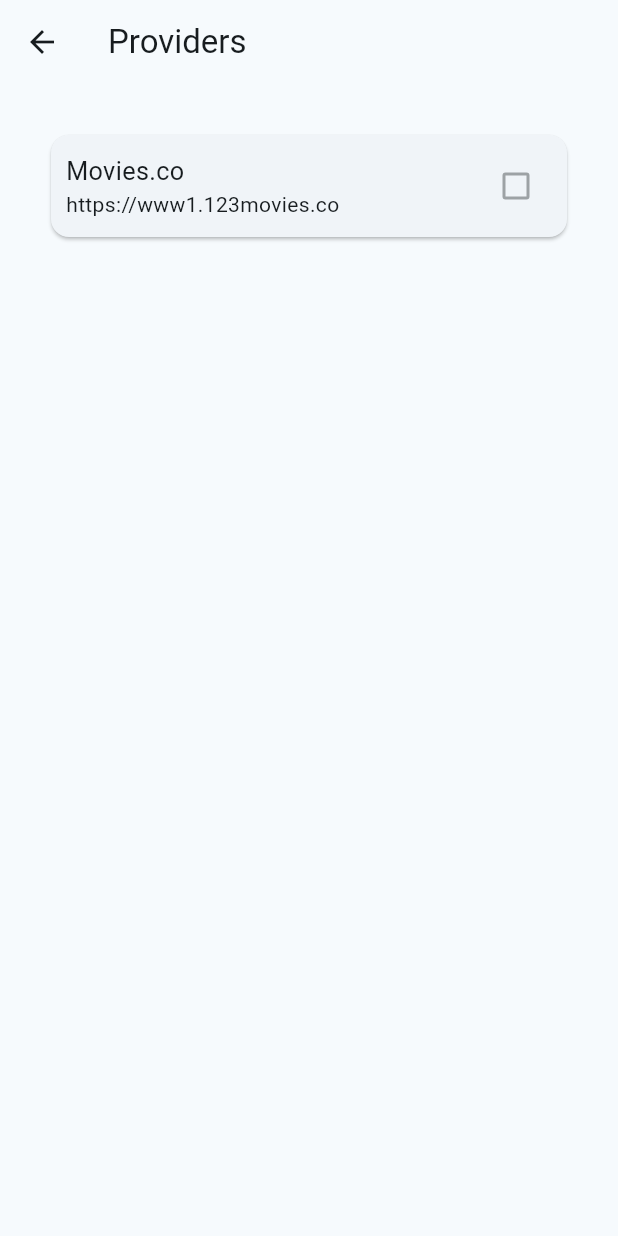
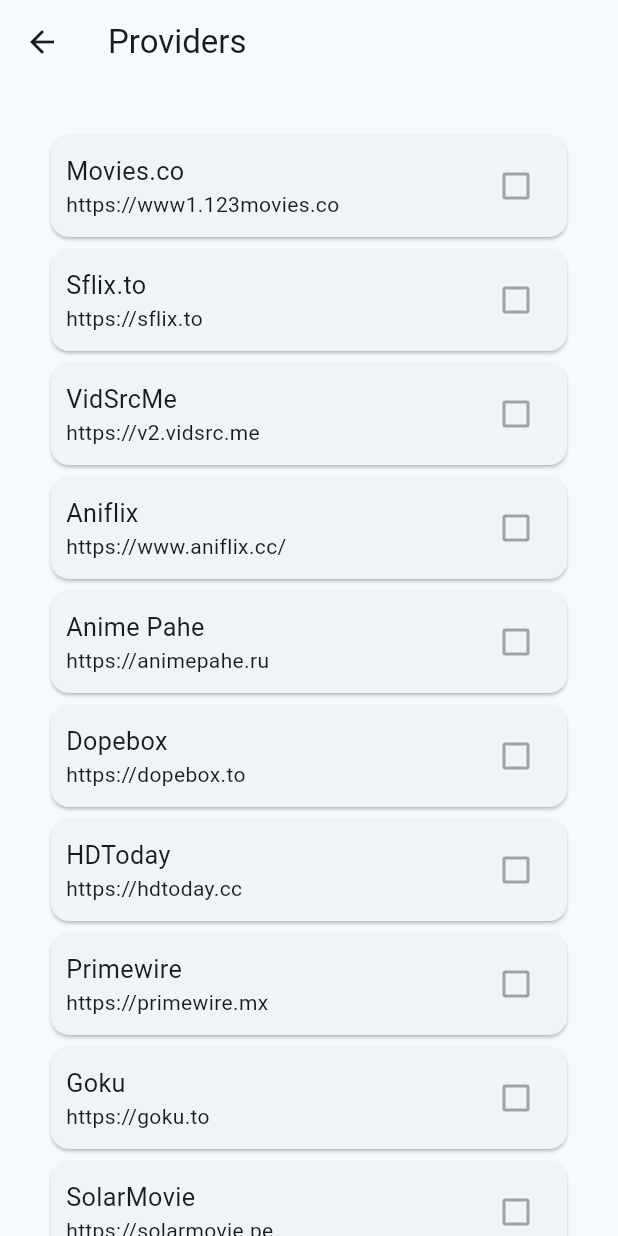
Before and after one commit to callisto-jovy/Viddroid, a Flutter app: the SettingsView screen opened directly, after a tap on "Providers", after a tap on "Selected providers", on a phone screen of 412 x 824 dp. Run offline on Flutter 3.47's test engine with Material 2 defaults, Android fonts, the light colour scheme and no system bars; our stand-ins replace awesome_snackbar_content, cached_network_image, cookie_jar, dio, dio_cookie_manager, file_picker and 2 more; missing offline and left inert: encrypt, jovial_misc, local_notifier, localstore, media_kit, media_kit_video and 3 more; statements that could not run were skipped.

Commit message:
Quick fix.

```diff
--- a/lib/provider/providers.dart
+++ b/lib/provider/providers.dart
@@ -28,25 +28,26 @@
 
   final List<SiteProvider> siteProviders = [
     Movies123(),
-   // Sflix(),
-    //  VidSrc(),
-    // Aniflix(),
-    // AnimePahe(),
-    // DopeBox(),
-    // HdToday(),
-    // PrimeWire(),
-    // Goku(),
-    //  SolarMovie(),
+    Sflix(),
+    VidSrc(),
+    Aniflix(),
+    AnimePahe(),
+    DopeBox(),
+    HdToday(),
+    PrimeWire(),
+    Goku(),
+    SolarMovie(),
   ];
 
-  get providers => Settings().getSelectedProviders;
+  Future<List<SiteProvider>> providers() async => await Settings().getSelectedProviders();
 
   SiteProvider provider(final String apiName) {
     return siteProviders.where((element) => element.name == apiName).first;
   }
 
   Stream<List<SearchResponse>> search(final String query, final List<TvType> searchTypes) async* {
-    for (final SiteProvider provider in providers) {
+    final List<SiteProvider> pvds = await providers();
+    for (final SiteProvider provider in pvds) {
       if (searchTypes.any((element) => provider.types.contains(element))) {
         try {
           final List<SearchResponse> searchResponses = await provider.search(query);
--- a/lib/util/setting/settings.dart
+++ b/lib/util/setting/settings.dart
@@ -62,7 +62,7 @@
   Future<List<SiteProvider>> getSelectedProviders() async {
     print(await get(selectedProviders));
 
-    final List<String> list = (await get(
+    final List<dynamic> list = (await get(
           selectedProviders,
         )) ??
         Providers().siteProviders;
```
